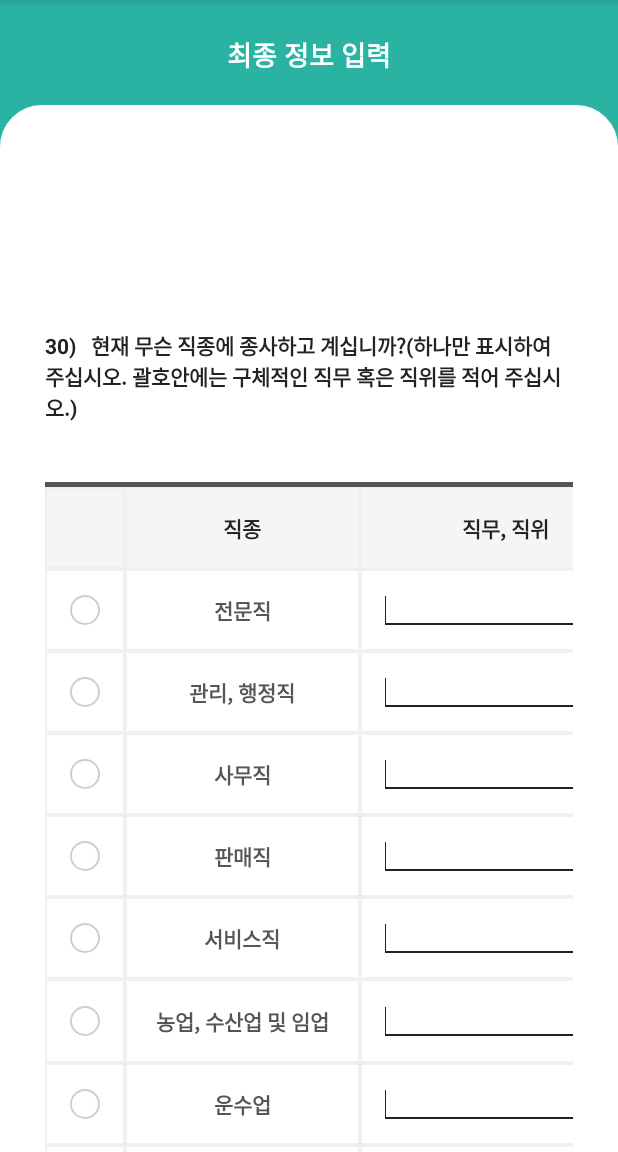
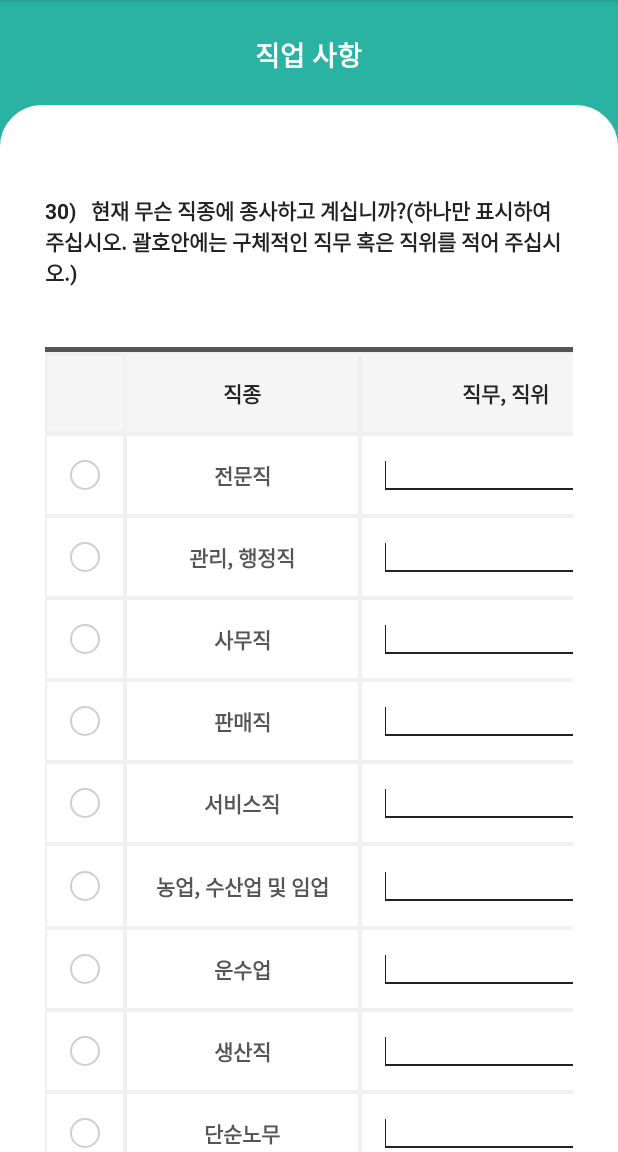
Before and after one commit to leejaeseung/medical_survey_app, an Android app: the screen it shows after launch (MainActivity), on a phone screen of 412 x 824 dp, the part 84-1236 px from its top. Run offline under Robolectric (Android 15) with nearby library versions, the phone set to English and light mode, and no system bars; libraries missing offline, so code that uses them is left out: org.apache.poi.

Commit message:
페이지 이동 시 타이틀 변경

```diff
--- a/app/src/main/java/com/cbu/medical_survey_app/ButtonController.java
+++ b/app/src/main/java/com/cbu/medical_survey_app/ButtonController.java
@@ -3,6 +3,8 @@ package com.cbu.medical_survey_app;
 import android.app.Activity;
 import android.content.Context;
 import android.content.Intent;
+import android.widget.ImageView;
+import android.widget.TextView;
 
 import androidx.fragment.app.Fragment;
 import androidx.fragment.app.FragmentActivity;
@@ -15,9 +17,13 @@ public class ButtonController {
 
     // ButtonController가 만들어진 Context
     final private Context nowContext;
+    private TextView title;
+    private ImageView title_img;
 
     public ButtonController(Context context) {
         nowContext = context;
+        title = (TextView)((Activity)context).findViewById(R.id.top_title);
+        title_img = (ImageView)((Activity)context).findViewById(R.id.title_img);
     }
 
     // 버튼이 눌렸을 때 동작들(datas에 저장하거나, 제출)
@@ -45,6 +51,9 @@ public class ButtonController {
     public void jobComplete() {
         MainActivity.dtc.saveData(nowContext);
 
+        title.setText(R.string.last_title);
+        title_img.setImageResource(-1);
+
         Fragment fragment = new Last_Fragment(nowContext);
         FragmentManager fm = ((FragmentActivity)nowContext).getSupportFragmentManager();
         FragmentTransaction fragmentTransaction = fm.beginTransaction();
--- a/app/src/main/java/com/cbu/medical_survey_app/ButtonListener.java
+++ b/app/src/main/java/com/cbu/medical_survey_app/ButtonListener.java
@@ -27,6 +27,12 @@ public class ButtonListener implements Button.OnClickListener {
             case R.id.bt_submit :
                 btc.surveyComplete();
                 break;
+            case R.id.bt_job_next:
+                btc.jobComplete();
+                break;
+            case R.id.bt_job_prev:
+
+                break;
 
             default:
                 break;
--- a/app/src/main/java/com/cbu/medical_survey_app/MainActivity.java
+++ b/app/src/main/java/com/cbu/medical_survey_app/MainActivity.java
@@ -1,19 +1,25 @@
 package com.cbu.medical_survey_app;
 
 import android.content.Context;
+import android.media.Image;
 import android.os.Bundle;
 import android.view.MotionEvent;
 import android.view.View;
 import android.view.inputmethod.InputMethodManager;
 import android.widget.EditText;
+import android.widget.ImageView;
+import android.widget.TextView;
 
 import androidx.fragment.app.FragmentActivity;
 import androidx.fragment.app.FragmentManager;
 import androidx.fragment.app.FragmentTransaction;
 
+import com.cbu.medical_survey_app.customView.SurveyViewControl;
 import com.cbu.medical_survey_app.datas.DataController;
 import com.cbu.medical_survey_app.fragments.Job_Fragment;
 import com.cbu.medical_survey_app.fragments.Last_Fragment;
+
+import org.w3c.dom.Text;
 
 public class MainActivity extends FragmentActivity {
 
@@ -25,6 +31,11 @@ public class MainActivity extends FragmentActivity {
 
         super.onCreate(savedInstanceState);
         setContentView(R.layout.survey_page);
+
+        TextView title = (TextView)findViewById(R.id.top_title);
+        title.setText("직업 사항");
+        ImageView img = (ImageView)findViewById(R.id.title_img);
+        img.setImageResource(-1);
 
         imm = (InputMethodManager)getSystemService(Context.INPUT_METHOD_SERVICE);
 
--- a/app/src/main/java/com/cbu/medical_survey_app/customView/SurveyViewControl.java
+++ b/app/src/main/java/com/cbu/medical_survey_app/customView/SurveyViewControl.java
@@ -67,4 +67,8 @@ public class SurveyViewControl extends ConstraintLayout {
     void setText(String text_string){
         text.setText(text_string);
     }
+
+    void setImg(int img_src) {
+        img.setImageResource(img_src);
+    }
 }
--- a/app/src/main/java/com/cbu/medical_survey_app/fragments/Job_Fragment.java
+++ b/app/src/main/java/com/cbu/medical_survey_app/fragments/Job_Fragment.java
@@ -35,8 +35,8 @@ public class Job_Fragment extends Fragment {
     public View onCreateView(LayoutInflater inflater, ViewGroup container, Bundle saveInstanceState) {
         ViewGroup vg = (ViewGroup) inflater.inflate(R.layout.job_frag, container, false);
 
-//        Button bt_submit = (Button) vg.findViewById(R.id.bt_submit);
-//        bt_submit.setOnClickListener(btl);
+        Button bt_job_next = (Button) vg.findViewById(R.id.bt_job_next);
+        bt_job_next.setOnClickListener(btl);
 //
 //        // 프래그먼트에 데이터 세팅
 //        MainActivity.dtc.setDataToView(vg);
--- a/app/src/main/res/layout/job_frag.xml
+++ b/app/src/main/res/layout/job_frag.xml
@@ -22,7 +22,7 @@
         app:layout_constraintHorizontal_bias="0.0"
         app:layout_constraintStart_toStartOf="parent"
         app:layout_constraintTop_toTopOf="parent"
-        app:layout_constraintVertical_bias="0.049" />
+        app:layout_constraintVertical_bias="0.017" />
 
     <TextView
         android:id="@+id/textView23"
--- a/app/src/main/res/layout/survey_page.xml
+++ b/app/src/main/res/layout/survey_page.xml
@@ -10,7 +10,7 @@
         android:id="@+id/surveyViewControl"
         android:layout_width="match_parent"
         android:layout_height="match_parent"
-        app:pageTitle="@string/last_title"
+        app:pageTitle="@string/title_default"
          />
 
 </androidx.constraintlayout.widget.ConstraintLayout>
```
Also changed, not shown: app/src/main/res/drawable/img_food_top.png (added), app/src/main/res/drawable/img_normal_top.png (added), app/src/main/res/drawable/img_sleep_top.png (added), app/src/main/res/drawable/img_smoke_top.png (added).
